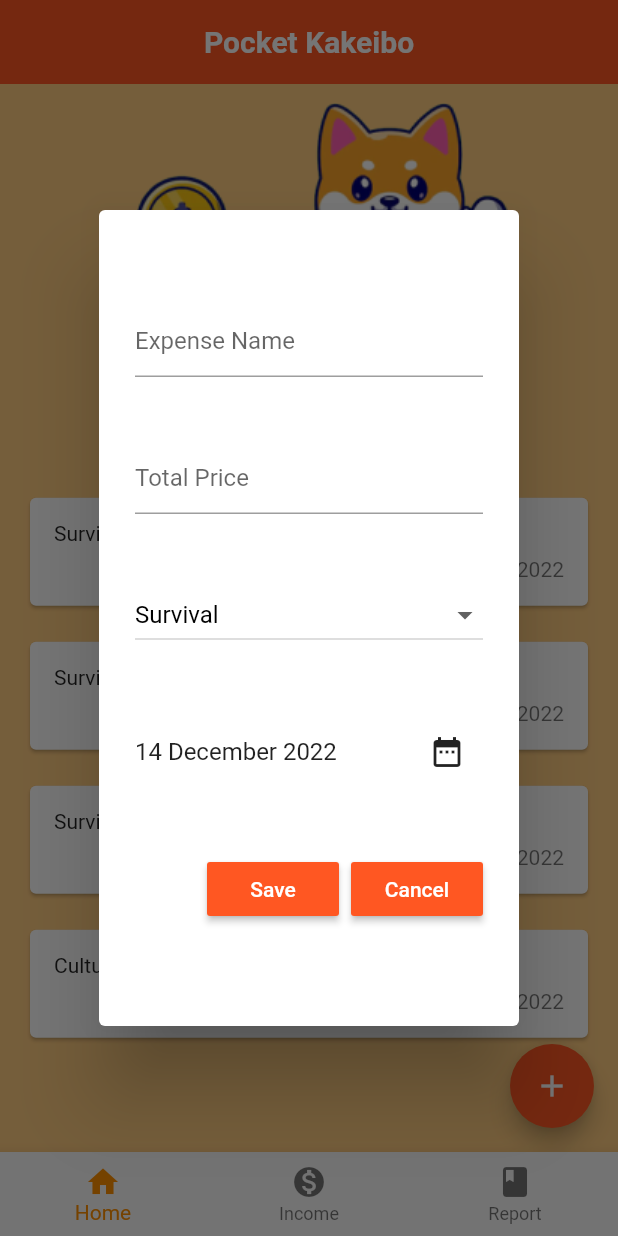
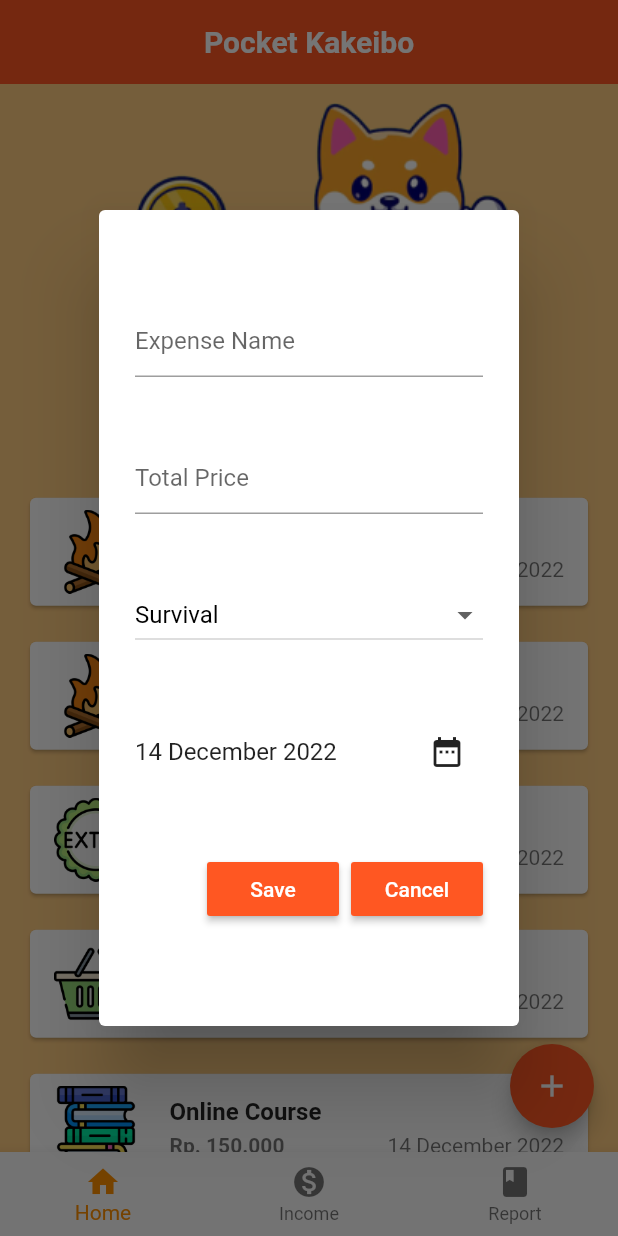
Before and after one commit to rudiardihamzah/pocket_kakeibo, a Flutter app: the screen it shows after launch, after a tap on the "add" icon, on a phone screen of 412 x 824 dp. Run offline on Flutter 3.47's test engine with Material 2 defaults, Android fonts, the phone set to English and light mode, and no system bars; drawn by our look-alikes of flutter_slidable; our stand-ins replace hive_flutter; accounts and stored records are empty.

Commit message:
:hammer: add icons in expense card

```diff
--- a/lib/components/expense_card.dart
+++ b/lib/components/expense_card.dart
@@ -19,6 +19,18 @@ class ExpenseCard extends StatelessWidget {
     required this.onEdit,
     required this.onDelete,
   });
+
+  String get categoryImage {
+    if (category == 'Survival') {
+      return 'assets/survival.png';
+    } else if (category == 'Optional') {
+      return 'assets/optional.png';
+    } else if (category == 'Extra') {
+      return 'assets/extra.png';
+    } else {
+      return 'assets/culture.png';
+    }
+  }
 
   @override
   Widget build(BuildContext context) {
@@ -48,7 +60,7 @@ class ExpenseCard extends StatelessWidget {
           child: Align(
             alignment: Alignment.centerRight,
             child: ListTile(
-              leading: Text(category),
+              leading: Image.asset(categoryImage),
               title: Padding(
                 padding: const EdgeInsets.all(5.0),
                 child: Align(
--- a/lib/data/database.dart
+++ b/lib/data/database.dart
@@ -7,12 +7,6 @@ class Database {
 
   void createInitialData() {
     expense = [
-      {
-        'name': 'Rent',
-        'price': 1470000,
-        'category': 'Survival',
-        'date': DateTime.now(),
-      },
       {
         'name': 'Food',
         'price': 100000,
@@ -26,8 +20,20 @@ class Database {
         'date': DateTime.now(),
       },
       {
+        'name': 'Service Motor',
+        'price': 300000,
+        'category': 'Extra',
+        'date': DateTime.now(),
+      },
+      {
         'name': 'Movie Tickets',
         'price': 45000,
+        'category': 'Optional',
+        'date': DateTime.now(),
+      },
+      {
+        'name': 'Online Course',
+        'price': 150000,
         'category': 'Culture',
         'date': DateTime.now(),
       }
```
Also changed, not shown: assets/bill.png (added), assets/culture.png (added), assets/extra.png (added), assets/optional.png (added), assets/survival.png (added).
